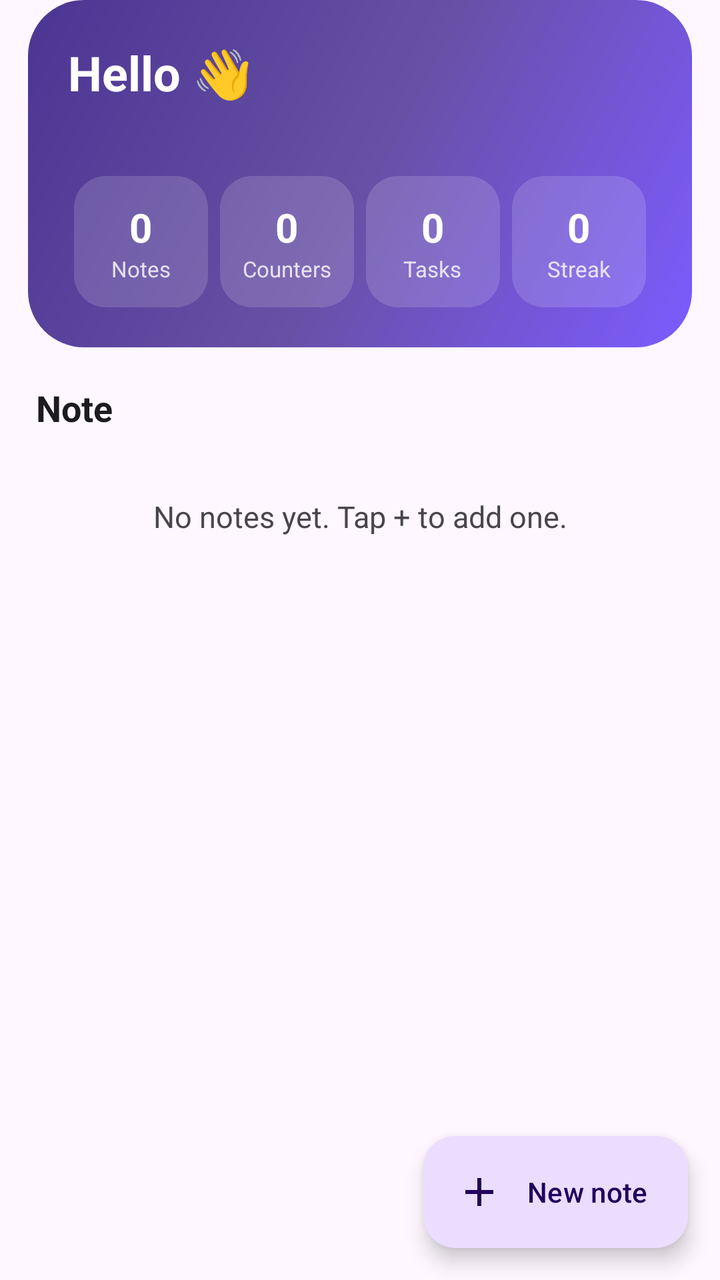
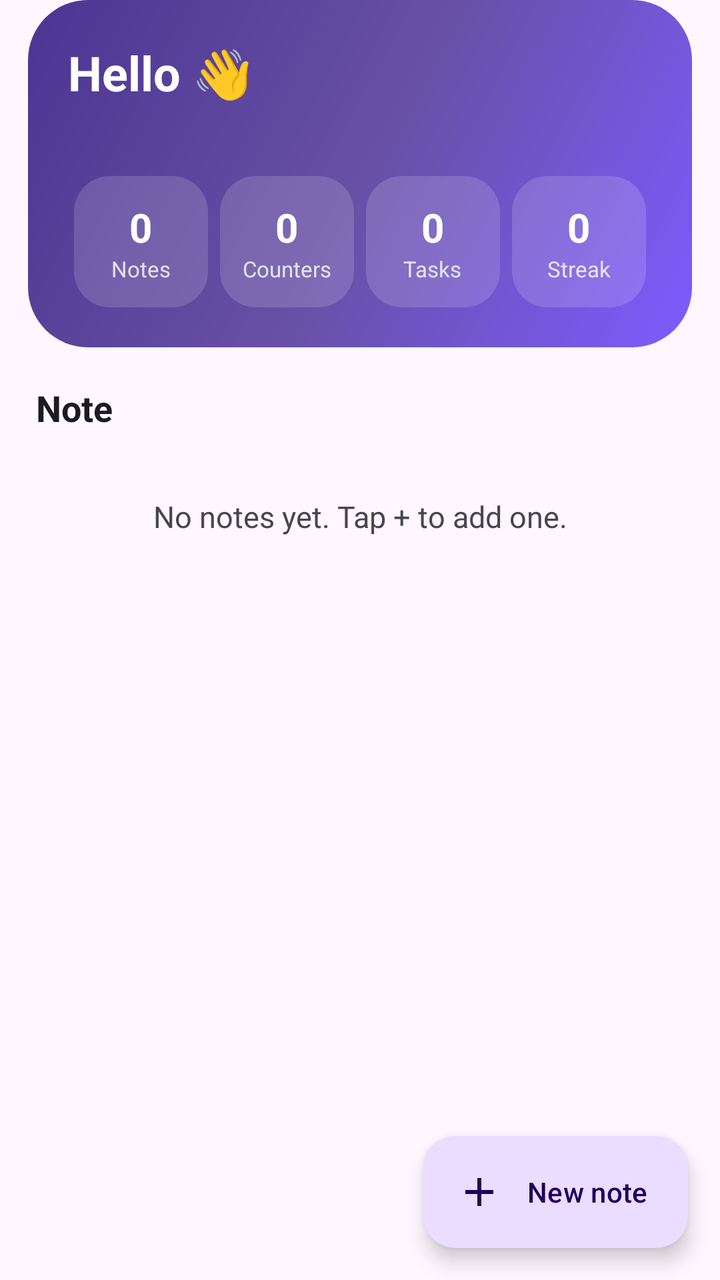

Compare the two renders of this Android layout. The source of the first and the diff that turns it into the second are given below.
<!-- AndroidManifest.xml: application theme Theme.Widgeter -->
<!-- res/layout/page_notes.xml -->
<?xml version="1.0" encoding="utf-8"?>
<FrameLayout xmlns:android="http://schemas.android.com/apk/res/android"
    xmlns:app="http://schemas.android.com/apk/res-auto"
    android:id="@+id/page_notes_root"
    android:layout_width="match_parent"
    android:layout_height="match_parent">

    <androidx.core.widget.NestedScrollView
        android:layout_width="match_parent"
        android:layout_height="match_parent"
        android:clipToPadding="false"
        android:paddingBottom="96dp">

        <LinearLayout
            android:layout_width="match_parent"
            android:layout_height="wrap_content"
            android:orientation="vertical"
            android:paddingHorizontal="14dp">

            
            <LinearLayout
                android:layout_width="match_parent"
                android:layout_height="wrap_content"
                android:background="@drawable/bg_hero"
                android:orientation="vertical"
                android:padding="20dp">

                <TextView
                    android:id="@+id/hero_greeting"
                    android:layout_width="wrap_content"
                    android:layout_height="wrap_content"
                    android:text="Hello 👋"
                    android:textColor="@color/on_hero"
                    android:textSize="24sp"
                    android:textStyle="bold" />

                <TextView
                    android:id="@+id/hero_date"
                    android:layout_width="wrap_content"
                    android:layout_height="wrap_content"
                    android:alpha="0.85"
                    android:textColor="@color/on_hero"
                    android:textSize="13sp" />

                <LinearLayout
                    android:layout_width="match_parent"
                    android:layout_height="wrap_content"
                    android:layout_marginTop="18dp"
                    android:baselineAligned="false"
                    android:orientation="horizontal">

                    <LinearLayout style="@style/StatTile">
                        <TextView android:id="@+id/stat_notes" style="@style/StatNumber" />
                        <TextView style="@style/StatLabel" android:text="@string/stat_notes" />
                    </LinearLayout>

                    <LinearLayout style="@style/StatTile">
                        <TextView android:id="@+id/stat_counters" style="@style/StatNumber" />
                        <TextView style="@style/StatLabel" android:text="@string/stat_counters" />
                    </LinearLayout>

                    <LinearLayout style="@style/StatTile">
                        <TextView android:id="@+id/stat_tasks" style="@style/StatNumber" />
                        <TextView style="@style/StatLabel" android:text="@string/stat_tasks" />
                    </LinearLayout>

                    <LinearLayout style="@style/StatTile">
                        <TextView android:id="@+id/stat_streak" style="@style/StatNumber" />
                        <TextView style="@style/StatLabel" android:text="@string/stat_streak" />
                    </LinearLayout>
                </LinearLayout>
            </LinearLayout>

            <TextView
                android:layout_width="wrap_content"
                android:layout_height="wrap_content"
                android:layout_marginTop="18dp"
                android:layout_marginStart="4dp"
                android:text="@string/section_note"
                android:textColor="?attr/colorOnSurface"
                android:textSize="18sp"
                android:textStyle="bold" />

            <androidx.recyclerview.widget.RecyclerView
                android:id="@+id/notes_recycler"
                android:layout_width="match_parent"
                android:layout_height="wrap_content"
                android:layout_marginTop="4dp"
                android:nestedScrollingEnabled="false" />

            <TextView
                android:id="@+id/notes_empty"
                android:layout_width="match_parent"
                android:layout_height="wrap_content"
                android:gravity="center"
                android:paddingVertical="28dp"
                android:text="@string/notes_empty_page"
                android:textColor="?attr/colorOnSurfaceVariant"
                android:textSize="15sp" />

        </LinearLayout>
    </androidx.core.widget.NestedScrollView>

    <com.google.android.material.floatingactionbutton.ExtendedFloatingActionButton
        android:id="@+id/notes_fab"
        android:layout_width="wrap_content"
        android:layout_height="wrap_content"
        android:layout_gravity="bottom|end"
        android:layout_margin="16dp"
        android:text="@string/new_note"
        app:icon="@drawable/ic_add" />

</FrameLayout>
<!-- resources referenced by this layout -->
<resources>
  <color name="on_hero">#FFFFFF</color>
  <!-- drawable bg_hero (drawable) -->
  <?xml version="1.0" encoding="utf-8"?>
  <shape xmlns:android="http://schemas.android.com/apk/res/android"
      android:shape="rectangle">
      <gradient
          android:startColor="@color/grad_start"
          android:centerColor="@color/grad_mid"
          android:endColor="@color/grad_end"
          android:angle="135" />
      <corners android:radius="28dp" />
  </shape>
  <string name="new_note">New note</string>
  <string name="notes_empty_page">No notes yet. Tap + to add one.</string>
  <string name="section_note">Note</string>
  <string name="stat_counters">Counters</string>
  <string name="stat_notes">Notes</string>
  <string name="stat_streak">Streak</string>
  <string name="stat_tasks">Tasks</string>
  <style name="StatLabel">
          <item name="android:layout_width">wrap_content</item>
          <item name="android:layout_height">wrap_content</item>
          <item name="android:alpha">0.8</item>
          <item name="android:textColor">@color/on_hero</item>
          <item name="android:textSize">11sp</item>
      </style>
  <style name="StatNumber">
          <item name="android:layout_width">wrap_content</item>
          <item name="android:layout_height">wrap_content</item>
          <item name="android:text">0</item>
          <item name="android:textColor">@color/on_hero</item>
          <item name="android:textSize">20sp</item>
          <item name="android:textStyle">bold</item>
      </style>
  <style name="Theme.Widgeter" parent="Theme.Material3.DayNight.NoActionBar">
          <item name="colorPrimary">@color/brand</item>
          <item name="colorOnPrimary">@color/on_brand</item>
          <item name="colorPrimaryContainer">@color/brand_container</item>
          <item name="colorOnPrimaryContainer">@color/on_brand_container</item>
          <item name="colorSecondary">@color/brand</item>
          <item name="colorSecondaryContainer">@color/brand_container</item>
          <item name="colorOnSecondaryContainer">@color/on_brand_container</item>
          <item name="android:colorBackground">@color/app_bg</item>
          <item name="colorSurface">@color/surface</item>
          <item name="colorOnSurface">@color/on_surface</item>
          <item name="colorSurfaceVariant">@color/surface_variant</item>
          <item name="colorOnSurfaceVariant">@color/on_surface_variant</item>
          <item name="colorOutline">@color/outline</item>
          <item name="android:statusBarColor">@android:color/transparent</item>
          <item name="android:navigationBarColor">@android:color/transparent</item>
      </style>
  <color name="grad_start">#7C5CFF</color>
  <color name="grad_mid">#6750A4</color>
  <color name="grad_end">#4B3593</color>
  <!-- drawable stat_tile_bg (drawable) -->
  <?xml version="1.0" encoding="utf-8"?>
  <shape xmlns:android="http://schemas.android.com/apk/res/android"
      android:shape="rectangle">
      <solid android:color="@color/hero_tile" />
      <corners android:radius="16dp" />
  </shape>
  <color name="brand">#6750A4</color>
  <color name="on_brand">#FFFFFF</color>
  <color name="brand_container">#EADDFF</color>
  <color name="on_brand_container">#21005D</color>
  <color name="app_bg">#FEF7FF</color>
  <color name="surface">#FFFFFF</color>
  <color name="on_surface">#1C1B1F</color>
  <color name="surface_variant">#F3EDF7</color>
  <color name="on_surface_variant">#49454F</color>
  <color name="outline">#CAC4D0</color>
  <color name="hero_tile">#26FFFFFF</color>
  <!-- unchanged entries left out for length: 2 -->
</resources>

<!-- the commit's change to res/layout/page_notes.xml (unified diff, before → after) -->
@@ -30,7 +30,7 @@
                     android:layout_width="wrap_content"
                     android:layout_height="wrap_content"
                     android:text="Hello 👋"
-                    android:textColor="@color/on_hero"
+                    android:textColor="?attr/heroOn"
                     android:textSize="24sp"
                     android:textStyle="bold" />
 
@@ -39,7 +39,7 @@
                     android:layout_width="wrap_content"
                     android:layout_height="wrap_content"
                     android:alpha="0.85"
-                    android:textColor="@color/on_hero"
+                    android:textColor="?attr/heroOn"
                     android:textSize="13sp" />
 
                 <LinearLayout
<!-- resource entries referenced after the edit -->
@@ -6,11 +6,11 @@
   <shape xmlns:android="http://schemas.android.com/apk/res/android"
       android:shape="rectangle">
       <gradient
-          android:startColor="@color/grad_start"
-          android:centerColor="@color/grad_mid"
-          android:endColor="@color/grad_end"
+          android:startColor="?attr/heroGradStart"
+          android:centerColor="?attr/heroGradMid"
+          android:endColor="?attr/heroGradEnd"
           android:angle="135" />
-      <corners android:radius="28dp" />
+      <corners android:radius="30dp" />
   </shape>
   <string name="new_note">New note</string>
   <string name="notes_empty_page">No notes yet. Tap + to add one.</string>
@@ -23,18 +23,18 @@
           <item name="android:layout_width">wrap_content</item>
           <item name="android:layout_height">wrap_content</item>
           <item name="android:alpha">0.8</item>
-          <item name="android:textColor">@color/on_hero</item>
+          <item name="android:textColor">?attr/heroOn</item>
           <item name="android:textSize">11sp</item>
       </style>
   <style name="StatNumber">
           <item name="android:layout_width">wrap_content</item>
           <item name="android:layout_height">wrap_content</item>
           <item name="android:text">0</item>
-          <item name="android:textColor">@color/on_hero</item>
+          <item name="android:textColor">?attr/heroOn</item>
           <item name="android:textSize">20sp</item>
           <item name="android:textStyle">bold</item>
       </style>
-  <style name="Theme.Widgeter" parent="Theme.Material3.DayNight.NoActionBar">
+  <style name="Theme.Widgeter" parent="Theme.Widgeter.Base">
           <item name="colorPrimary">@color/brand</item>
           <item name="colorOnPrimary">@color/on_brand</item>
           <item name="colorPrimaryContainer">@color/brand_container</item>
@@ -42,6 +42,21 @@
           <item name="colorSecondary">@color/brand</item>
           <item name="colorSecondaryContainer">@color/brand_container</item>
           <item name="colorOnSecondaryContainer">@color/on_brand_container</item>
+          <item name="heroGradStart">@color/grad_start</item>
+          <item name="heroGradMid">@color/grad_mid</item>
+          <item name="heroGradEnd">@color/grad_end</item>
+      </style>
+  <color name="grad_start">#7C5CFF</color>
+  <color name="grad_mid">#6750A4</color>
+  <color name="grad_end">#4B3593</color>
+  <!-- drawable stat_tile_bg (drawable) -->
+  <?xml version="1.0" encoding="utf-8"?>
+  <shape xmlns:android="http://schemas.android.com/apk/res/android"
+      android:shape="rectangle">
+      <solid android:color="?attr/heroTile" />
+      <corners android:radius="18dp" />
+  </shape>
+  <style name="Theme.Widgeter.Base" parent="Theme.Material3.DayNight.NoActionBar">
           <item name="android:colorBackground">@color/app_bg</item>
           <item name="colorSurface">@color/surface</item>
           <item name="colorOnSurface">@color/on_surface</item>
@@ -50,17 +65,9 @@
           <item name="colorOutline">@color/outline</item>
           <item name="android:statusBarColor">@android:color/transparent</item>
           <item name="android:navigationBarColor">@android:color/transparent</item>
+          <item name="heroOn">@color/on_hero</item>
+          <item name="heroTile">@color/hero_tile</item>
       </style>
-  <color name="grad_start">#7C5CFF</color>
-  <color name="grad_mid">#6750A4</color>
-  <color name="grad_end">#4B3593</color>
-  <!-- drawable stat_tile_bg (drawable) -->
-  <?xml version="1.0" encoding="utf-8"?>
-  <shape xmlns:android="http://schemas.android.com/apk/res/android"
-      android:shape="rectangle">
-      <solid android:color="@color/hero_tile" />
-      <corners android:radius="16dp" />
-  </shape>
   <color name="brand">#6750A4</color>
   <color name="on_brand">#FFFFFF</color>
   <color name="brand_container">#EADDFF</color>
